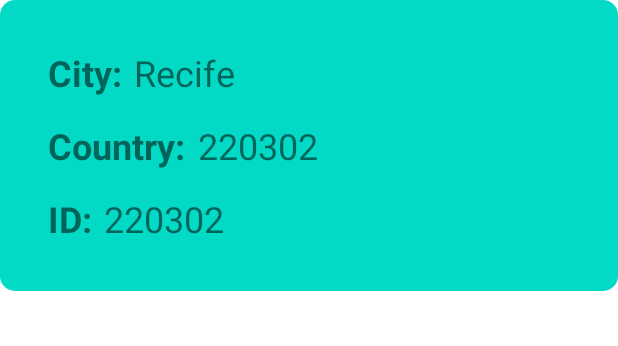
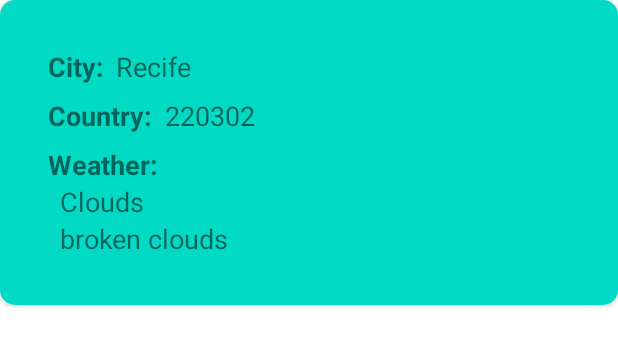
Before and after one commit to renatac/ExercisePersistenceAndNetwork, an Android app: the layout favorites_item.xml on its own in the app's theme, with its tools: preview values and no code run, on a phone screen of 412 x 824 dp. Shown: the top 346 px of the screen. Run offline under Robolectric (Android 15) with nearby library versions, the phone set to English and light mode, and no system bars.

Commit message:
Modification 2

```diff
--- a/app/src/main/java/com/example/persistenceapp/model/City.kt
+++ b/app/src/main/java/com/example/persistenceapp/model/City.kt
@@ -4,5 +4,6 @@ package com.example.persistenceapp.model
 data class City(
     val id: Long,
     val name: String,
-    val sys: Sys
+    val sys: Sys,
+    val weather: List<Weather>
 )
--- a/app/src/main/java/com/example/persistenceapp/ui/adapters/FavoritesAdapter.kt
+++ b/app/src/main/java/com/example/persistenceapp/ui/adapters/FavoritesAdapter.kt
@@ -37,12 +37,14 @@ class FavoritesAdapter(val list: List<CityDatabase>?)
 
         val tvCityName : TextView = itemView.tv_favorite_city_name
         val tvCountry : TextView = itemView.tv_favorite_country
-        val tvCityNumber : TextView = itemView.tv_favorite_city_id
+        val tvWeatherMain : TextView = itemView.tv_weather_main
+        val tvDescryptionWeather : TextView = itemView.tv_descryption_weather
 
         fun bindView(cityDatabase: CityDatabase){
             tvCityName.text = cityDatabase.cityName
-            tvCityNumber.text = cityDatabase.id.toString()
             tvCountry.text = cityDatabase.country
+            tvWeatherMain.text = cityDatabase.main
+            tvDescryptionWeather.text = cityDatabase.description
         }
     }
 
--- a/app/src/main/java/com/example/persistenceapp/ui/adapters/MyAdapter.kt
+++ b/app/src/main/java/com/example/persistenceapp/ui/adapters/MyAdapter.kt
@@ -21,7 +21,6 @@ class MyAdapter(val list: MutableList<Element>?) : RecyclerView.Adapter<MyAdapte
     override fun getItemCount(): Int {
         return list?.size ?: 0
     }
-
 
     override fun onBindViewHolder(holder: MyViewHolder, position: Int) {
         when (holder) {
--- a/app/src/main/res/layout/favorites_item.xml
+++ b/app/src/main/res/layout/favorites_item.xml
@@ -19,7 +19,7 @@
             android:layout_height="wrap_content"
             android:layout_marginStart="@dimen/margin_32dp"
             android:layout_marginTop="@dimen/margin_32dp"
-            android:textSize="24sp"
+            android:textSize="18sp"
             android:textStyle="bold"
             app:layout_constraintStart_toStartOf="parent"
             app:layout_constraintTop_toTopOf="parent"
@@ -31,7 +31,7 @@
             android:layout_height="wrap_content"
             android:layout_marginStart="@dimen/margin_8dp"
             android:layout_marginTop="@dimen/margin_32dp"
-            android:textSize="24sp"
+            android:textSize="18sp"
             app:layout_constraintStart_toEndOf="@id/tv_label_favorite_city_name"
             app:layout_constraintEnd_toEndOf="parent"
             app:layout_constraintTop_toTopOf="parent"
@@ -41,8 +41,8 @@
             android:id="@+id/tv_label_favorite_country"
             android:layout_width="0dp"
             android:layout_height="wrap_content"
-            android:layout_marginTop="@dimen/margin_16dp"
-            android:textSize="24sp"
+            android:layout_marginTop="@dimen/margin_8dp"
+            android:textSize="18sp"
             android:textStyle="bold"
             app:layout_constraintStart_toStartOf="@id/tv_label_favorite_city_name"
             app:layout_constraintTop_toBottomOf="@id/tv_label_favorite_city_name"
@@ -53,31 +53,41 @@
             android:layout_width="0dp"
             android:layout_height="wrap_content"
             android:layout_marginStart="@dimen/margin_8dp"
-            android:textSize="24sp"
+            android:textSize="18sp"
             app:layout_constraintStart_toEndOf="@id/tv_label_favorite_country"
             app:layout_constraintTop_toTopOf="@id/tv_label_favorite_country"
             tools:text="220302" />
 
         <TextView
-            android:id="@+id/tv_label_favorite_city_id"
+            android:id="@+id/tv_label_weather_main"
             android:layout_width="0dp"
             android:layout_height="wrap_content"
-            android:layout_marginTop="@dimen/margin_16dp"
-            android:textSize="24sp"
+            android:layout_marginTop="@dimen/margin_8dp"
+            android:textSize="18sp"
             android:textStyle="bold"
             app:layout_constraintStart_toStartOf="@id/tv_label_favorite_country"
             app:layout_constraintTop_toBottomOf="@id/tv_label_favorite_country"
-            android:text="@string/label_id" />
+            android:text="@string/label_main_weather" />
 
         <TextView
-            android:id="@+id/tv_favorite_city_id"
+            android:id="@+id/tv_weather_main"
             android:layout_width="0dp"
             android:layout_height="wrap_content"
             android:layout_marginStart="@dimen/margin_8dp"
-            android:textSize="24sp"
-            app:layout_constraintStart_toEndOf="@id/tv_label_favorite_city_id"
-            app:layout_constraintTop_toTopOf="@id/tv_label_favorite_city_id"
-            tools:text="220302" />
+            android:textSize="18sp"
+            app:layout_constraintStart_toStartOf="@id/tv_label_weather_main"
+            app:layout_constraintTop_toBottomOf="@id/tv_label_weather_main"
+            tools:text="Clouds" />
+
+        <TextView
+            android:id="@+id/tv_descryption_weather"
+            android:layout_width="0dp"
+            android:layout_height="wrap_content"
+            android:layout_marginEnd="@dimen/margin_8dp"
+            android:textSize="18sp"
+            app:layout_constraintStart_toStartOf="@id/tv_weather_main"
+            app:layout_constraintTop_toBottomOf="@id/tv_weather_main"
+            tools:text="broken clouds" />
 
     </androidx.constraintlayout.widget.ConstraintLayout>
 
--- a/app/src/main/res/values/strings.xml
+++ b/app/src/main/res/values/strings.xml
@@ -13,7 +13,7 @@
     <string name="label_city">City:</string>
     <string name="label_country">Country:</string>
     <string name="label_id">ID:</string>
-
+    <string name="label_main_weather">Weather:</string>
 
     <!-- Settings Fragment-->
     <string name="title_settings">Settings</string>
```
Also changed, not shown: app/src/main/java/com/example/persistenceapp/model/CityDatabase.kt (+7 -1 lines), app/src/main/java/com/example/persistenceapp/ui/fragments/SearchFragment.kt (+4 -3 lines).
